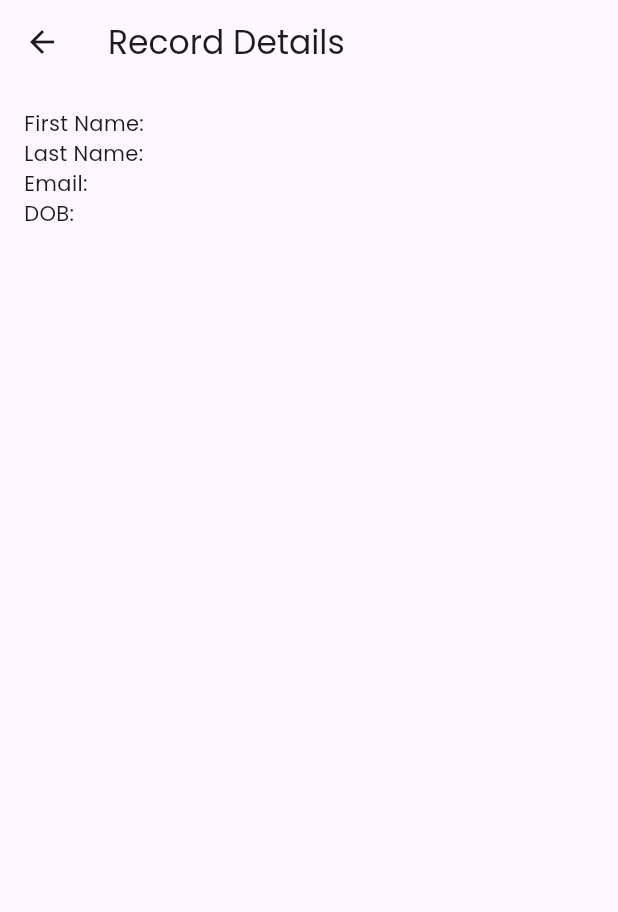
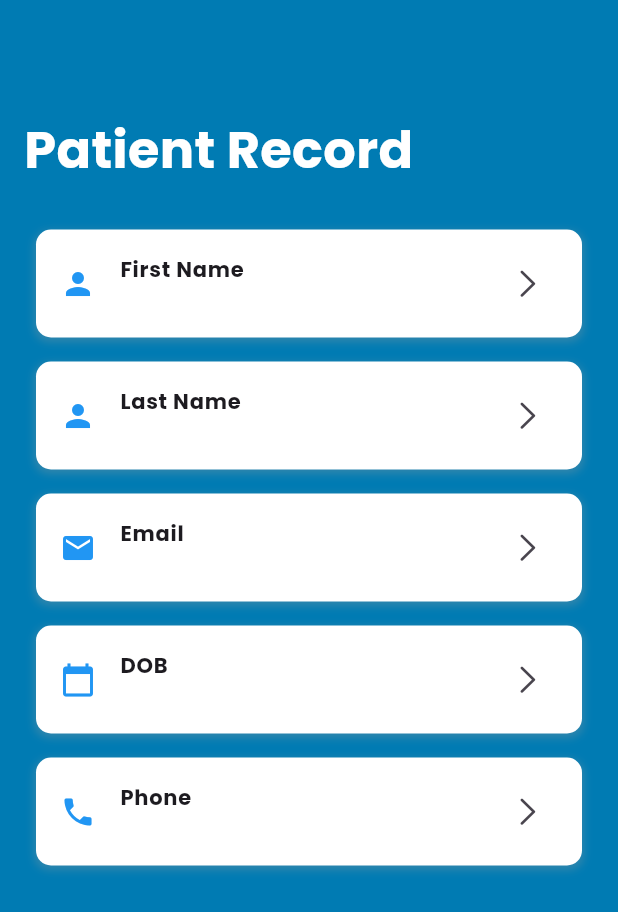
Before and after one commit to Imatifdev/Uro-Application, a Flutter app: the DisplayRecordPage screen opened directly with empty values, on a phone screen of 412 x 824 dp. Shown: the top 912 px of the screen. Run offline on Flutter 3.47's test engine with Material 2 defaults, Android fonts, the phone set to English and light mode, and no system bars; our stand-ins replace cloud_firestore, firebase_auth, firebase_core, google_fonts, velocity_x; accounts and stored records are empty.

Commit message:
admin complete

```diff
--- a/lib/view/admin/dashboard.dart
+++ b/lib/view/admin/dashboard.dart
@@ -155,7 +155,7 @@ class _DashboardState extends State<Dashboard> {
               splashColor: Colors.black,
               onTap: () {
                 Navigator.push(context,
-                    MaterialPageRoute(builder: (ctx) => NewSignupScreen()));
+                    MaterialPageRoute(builder: (ctx) => SearchScreen()));
               },
               child: Container(
                 decoration: BoxDecoration(
--- a/lib/view/admin/searchpatient.dart
+++ b/lib/view/admin/searchpatient.dart
@@ -1,8 +1,11 @@
 // ignore_for_file: unused_local_variable, depend_on_referenced_packages, library_private_types_in_public_api, prefer_interpolation_to_compose_strings
 
 import 'package:firebase_auth/firebase_auth.dart';
+import 'package:flutter/cupertino.dart';
 import 'package:flutter/material.dart';
 import 'package:cloud_firestore/cloud_firestore.dart';
+
+import '../../controller/mycolors.dart';
 
 class SearchScreen extends StatefulWidget {
   const SearchScreen({super.key});
@@ -35,19 +38,43 @@ class _SearchScreenState extends State<SearchScreen> {
   @override
   Widget build(BuildContext context) {
     return Scaffold(
-      appBar: AppBar(
-        title: const Text('Search Data'),
+      backgroundColor: blue,
+      body: Container(
+        decoration:
+            BoxDecoration(gradient: LinearGradient(colors: [blue, darkblue])),
+        child: Column(
+          crossAxisAlignment: CrossAxisAlignment.start,
+          children: [
+            SizedBox(
+              height: 30,
             ),
-      body: Column(
-        children: [
+            IconButton(
+                onPressed: () {
+                  Navigator.pop(context);
+                },
+                icon: Icon(
+                  CupertinoIcons.left_chevron,
+                  size: 40,
+                  color: const Color.fromARGB(255, 58, 49, 49),
+                )),
             Padding(
               padding: const EdgeInsets.all(8.0),
               child: TextField(
                 controller: _searchController,
                 onChanged: _performSearch,
-              decoration: const InputDecoration(
+                decoration: InputDecoration(
+                  enabledBorder: OutlineInputBorder(
+                      borderRadius: BorderRadius.circular(20),
+                      borderSide: BorderSide(color: Colors.white)),
+                  border: OutlineInputBorder(
+                      borderSide: BorderSide(color: Colors.white),
+                      borderRadius: BorderRadius.circular(20)),
                   labelText: 'Search',
-                prefixIcon: Icon(Icons.search),
+                  labelStyle: TextStyle(color: Colors.white),
+                  prefixIcon: Icon(
+                    Icons.search,
+                    color: Colors.white,
+                  ),
                 ),
               ),
             ),
@@ -63,8 +90,9 @@ class _SearchScreenState extends State<SearchScreen> {
                     return ListView.builder(
                       itemCount: snapshot.data?.length ?? 0,
                       itemBuilder: (context, index) {
-                      return ListTile(
-                        title: Text(snapshot.data![index]["First Name"]),
+                        return Padding(
+                          padding: const EdgeInsets.all(8.0),
+                          child: InkWell(
                             onTap: () {
                               // Navigate to a new page to display the whole record.
                               Navigator.push(
@@ -75,6 +103,20 @@ class _SearchScreenState extends State<SearchScreen> {
                                 ),
                               );
                             },
+                            child: Column(
+                              crossAxisAlignment: CrossAxisAlignment.start,
+                              children: [
+                                Text(
+                                  snapshot.data![index]["First Name"],
+                                  style: TextStyle(
+                                      color: Colors.white, fontSize: 16),
+                                ),
+                                Divider(
+                                  thickness: 0.5,
+                                )
+                              ],
+                            ),
+                          ),
                         );
                       },
                     );
@@ -84,6 +126,7 @@ class _SearchScreenState extends State<SearchScreen> {
             ),
           ],
         ),
+      ),
     );
   }
 }
@@ -91,26 +134,66 @@ class _SearchScreenState extends State<SearchScreen> {
 class DisplayRecordPage extends StatelessWidget {
   final DocumentSnapshot record;
 
-  const DisplayRecordPage(this.record, {super.key});
+  const DisplayRecordPage(this.record, {Key? key}) : super(key: key);
 
   @override
   Widget build(BuildContext context) {
     return Scaffold(
-      appBar: AppBar(
-        title: const Text('Record Details'),
-      ),
+      backgroundColor: blue,
       body: Padding(
         padding: const EdgeInsets.all(16.0),
         child: Column(
           crossAxisAlignment: CrossAxisAlignment.start,
           children: [
-            Text('First Name: ${record["First Name"]}'),
-            Text('Last Name: ${record["Last Name"]}'),
-            Text('Email: ${record["Email"]}'),
-            Text('DOB: ${record["DOB"]}'),
+            SizedBox(
+              height: 60,
+            ),
+            Text(
+              "Patient Record",
+              style: TextStyle(
+                  fontSize: 34,
+                  color: Colors.white,
+                  fontWeight: FontWeight.bold),
+            ),
+            SizedBox(
+              height: 20,
+            ),
+            _buildRecordTile(Icons.person, 'First Name', record['First Name']),
+            _buildRecordTile(Icons.person, 'Last Name', record['Last Name']),
+            _buildRecordTile(Icons.email, 'Email', record['Email']),
+            _buildRecordTile(Icons.calendar_today, 'DOB', record['DOB']),
+            _buildRecordTile(Icons.phone, 'Phone', record['Phone']),
+            Spacer(),
           ],
         ),
       ),
     );
   }
+
+  Widget _buildRecordTile(IconData iconData, String title, String subtitle) {
+    return Padding(
+      padding: const EdgeInsets.all(8.0),
+      child: Container(
+        decoration: BoxDecoration(
+          borderRadius: BorderRadius.circular(10),
+          color: Colors.white, // Tile background color
+          boxShadow: [
+            BoxShadow(
+              color: Colors.grey.withOpacity(0.3),
+              spreadRadius: 1,
+              blurRadius: 4,
+              offset: Offset(0, 2), // Shadow position
+            ),
+          ],
+        ),
+        child: ListTile(
+          trailing: Icon(CupertinoIcons.right_chevron),
+          leading: Icon(iconData, color: Colors.blue),
+          title: Text(title,
+              style: TextStyle(fontWeight: FontWeight.bold, fontSize: 14)),
+          subtitle: Text(subtitle, style: TextStyle(fontSize: 13)),
+        ),
+      ),
+    );
   }
+}
--- a/pubspec.yaml
+++ b/pubspec.yaml
@@ -41,6 +41,7 @@ dependencies:
   lottie: ^2.5.0
   google_fonts: ^5.1.0
   provider: ^6.0.5
+  firestore_search: ^0.2.0
 
 dev_dependencies:
   flutter_test:
```
Also changed, not shown: lib/models/retrivemodel.dart (added, +26 -0 lines), pubspec.lock. Lines whose indentation alone changed are shown as unchanged.
